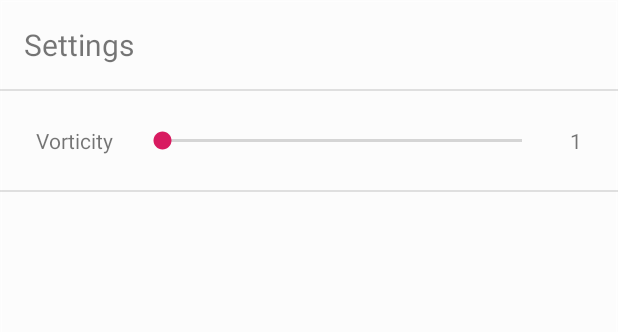
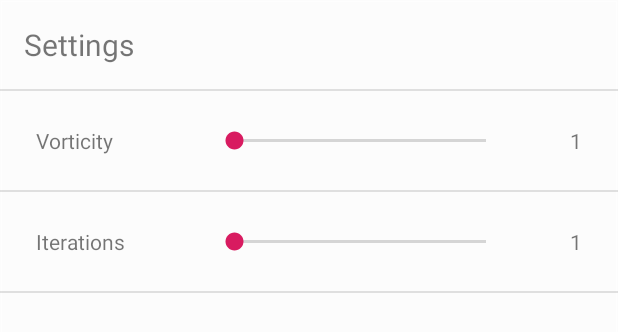
Before and after one commit to Schitrus/DATX02-20-21, an Android app: the layout settings_fragment.xml on its own in the app's theme, with its tools: preview values and no code run, on a phone screen of 412 x 824 dp. Shown: the top 332 px of the screen. Run offline under Robolectric (Android 15) with nearby library versions, the light colour scheme and no system bars.

Commit message:
Added jacobi iteration slider
Changed positioning of slider to constrain to inner layout instead of value text to its right

```diff
--- a/app/src/main/res/layout/settings_fragment.xml
+++ b/app/src/main/res/layout/settings_fragment.xml
@@ -13,7 +13,7 @@
         android:background="@drawable/rounded_corners">
 
         <TextView
-            android:id="@+id/textView"
+            android:id="@+id/settingsHeader"
             android:layout_width="wrap_content"
             android:layout_height="wrap_content"
             android:layout_marginStart="16dp"
@@ -24,7 +24,7 @@
             app:layout_constraintTop_toTopOf="parent" />
 
         <androidx.constraintlayout.widget.ConstraintLayout
-            android:id="@+id/constraintLayout2"
+            android:id="@+id/vorticityConstraintLayout"
             android:layout_width="match_parent"
             android:layout_height="50dp"
             android:layout_marginStart="8dp"
@@ -36,7 +36,7 @@
             app:layout_constraintTop_toBottomOf="@+id/divider">
 
             <TextView
-                android:id="@+id/textView2"
+                android:id="@+id/vorticityText"
                 android:layout_width="wrap_content"
                 android:layout_height="wrap_content"
                 android:layout_marginStart="16dp"
@@ -48,19 +48,16 @@
 
             <SeekBar
                 android:id="@+id/vorticityBar"
-                android:layout_width="0dp"
+                style="@style/Widget.AppCompat.SeekBar"
+                android:layout_width="200dp"
                 android:layout_height="wrap_content"
-                android:layout_marginStart="16dp"
-                android:layout_marginEnd="16dp"
-                style="@style/Widget.AppCompat.SeekBar"
+                android:layout_marginEnd="64dp"
                 app:layout_constraintBottom_toBottomOf="parent"
-                app:layout_constraintEnd_toStartOf="@+id/vorticityText"
-                app:layout_constraintHorizontal_bias="0.485"
-                app:layout_constraintStart_toEndOf="@+id/textView2"
+                app:layout_constraintEnd_toEndOf="parent"
                 app:layout_constraintTop_toTopOf="parent" />
 
             <TextView
-                android:id="@+id/vorticityText"
+                android:id="@+id/vorticityValueText"
                 android:layout_width="wrap_content"
                 android:layout_height="wrap_content"
                 android:layout_marginEnd="16dp"
@@ -79,7 +76,7 @@
             android:background="#1D000000"
             app:layout_constraintEnd_toEndOf="parent"
             app:layout_constraintStart_toStartOf="parent"
-            app:layout_constraintTop_toBottomOf="@+id/textView" />
+            app:layout_constraintTop_toBottomOf="@+id/settingsHeader" />
 
         <View
             android:id="@+id/divider2"
@@ -89,7 +86,60 @@
             android:background="#1D000000"
             app:layout_constraintEnd_toEndOf="parent"
             app:layout_constraintStart_toStartOf="parent"
-            app:layout_constraintTop_toBottomOf="@+id/constraintLayout2" />
+            app:layout_constraintTop_toBottomOf="@+id/vorticityConstraintLayout" />
+
+        <androidx.constraintlayout.widget.ConstraintLayout
+            android:id="@+id/IterationsConstraintLayout"
+            android:layout_width="match_parent"
+            android:layout_height="50dp"
+            android:layout_marginStart="8dp"
+            android:layout_marginTop="8dp"
+            android:layout_marginEnd="8dp"
+            app:layout_constraintEnd_toEndOf="parent"
+            app:layout_constraintStart_toStartOf="parent"
+            app:layout_constraintTop_toBottomOf="@+id/divider2">
+
+            <TextView
+                android:id="@+id/iterationsText"
+                android:layout_width="wrap_content"
+                android:layout_height="wrap_content"
+                android:layout_marginStart="16dp"
+                android:text="@string/jacobiIterations"
+                android:textSize="14sp"
+                app:layout_constraintBottom_toBottomOf="parent"
+                app:layout_constraintStart_toStartOf="parent"
+                app:layout_constraintTop_toTopOf="parent" />
+
+            <SeekBar
+                android:id="@+id/iterationsBar"
+                style="@style/Widget.AppCompat.SeekBar"
+                android:layout_width="200dp"
+                android:layout_height="wrap_content"
+                android:layout_marginEnd="64dp"
+                app:layout_constraintBottom_toBottomOf="parent"
+                app:layout_constraintEnd_toEndOf="parent"
+                app:layout_constraintTop_toTopOf="parent" />
+
+            <TextView
+                android:id="@+id/iterationsValueText"
+                android:layout_width="wrap_content"
+                android:layout_height="wrap_content"
+                android:layout_marginEnd="16dp"
+                android:text="1"
+                app:layout_constraintBottom_toBottomOf="parent"
+                app:layout_constraintEnd_toEndOf="parent"
+                app:layout_constraintTop_toTopOf="parent" />
+
+        </androidx.constraintlayout.widget.ConstraintLayout>
+
+        <View
+            android:id="@+id/divider3"
+            android:layout_width="430dp"
+            android:layout_height="1dp"
+            android:layout_marginTop="8dp"
+            android:background="#1D000000"
+            app:layout_constraintStart_toStartOf="parent"
+            app:layout_constraintTop_toBottomOf="@+id/IterationsConstraintLayout" />
 
     </androidx.constraintlayout.widget.ConstraintLayout>
 
--- a/app/src/main/res/values/strings.xml
+++ b/app/src/main/res/values/strings.xml
@@ -2,4 +2,5 @@
     <string name="app_name">PB Fire</string>
     <string name="title_activity_settings">Settings</string>
     <string name="vorticity">Vorticity</string>
+    <string name="jacobiIterations">Iterations</string>
 </resources>
```
Also changed, not shown: app/src/main/java/com/pbf/FireActivity.java (+5 -3 lines), app/src/main/java/com/pbf/SettingsFragment.java (+44 -9 lines).
